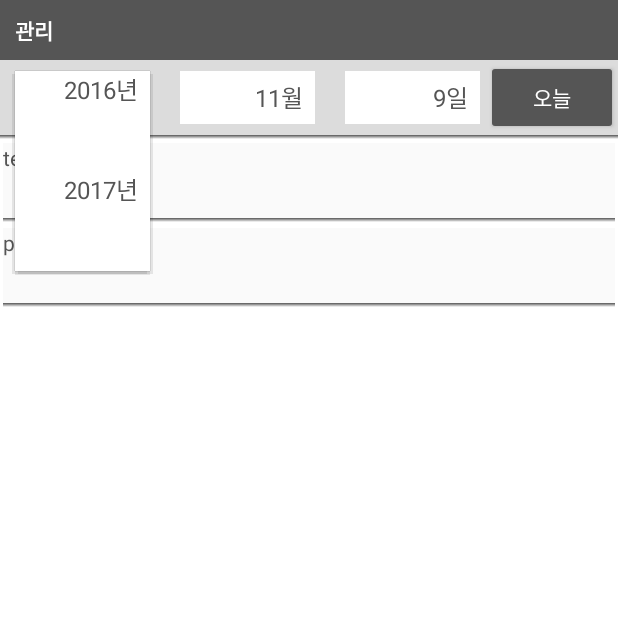
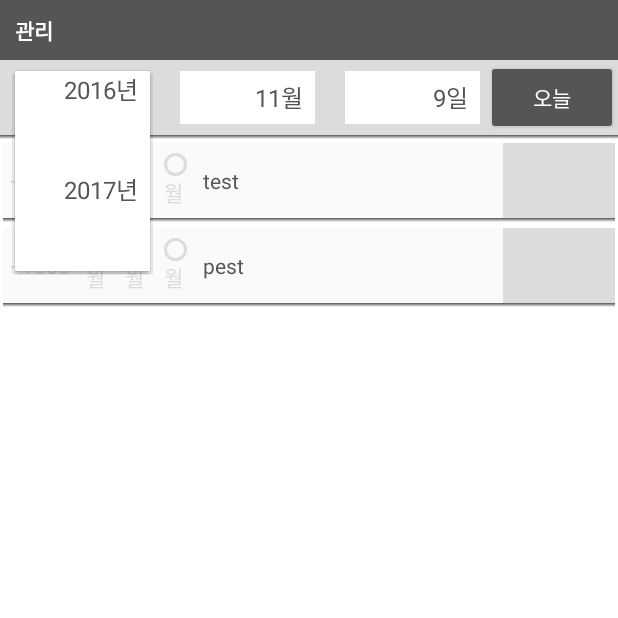
Before and after one commit to jaejunha/MobileApplication, an Android app: the screen it shows after launch (Manage), after a tap on an icon or button, on a phone screen of 412 x 824 dp, the top half of it. Run offline under Robolectric (Android 15) with nearby library versions, the phone set to English and light mode, and no system bars.

Commit message:
design list view

```diff
--- a/Checker/app/src/main/java/dreamline91/naver/com/checker/manage/Manage.java
+++ b/Checker/app/src/main/java/dreamline91/naver/com/checker/manage/Manage.java
@@ -5,6 +5,7 @@ import android.os.Bundle;
 import android.support.v7.app.AppCompatActivity;
 import android.view.Gravity;
 import android.view.LayoutInflater;
+import android.view.MotionEvent;
 import android.view.View;
 import android.view.ViewGroup;
 import android.widget.AdapterView;
@@ -14,6 +15,7 @@ import android.widget.Button;
 import android.widget.ListView;
 import android.widget.Spinner;
 import android.widget.TextView;
+import android.widget.Toast;
 
 import java.lang.reflect.Field;
 import java.util.ArrayList;
@@ -25,10 +27,10 @@ import dreamline91.naver.com.checker.R;
  * Created by dream on 2017-11-05.
  */
 
-public class Manage extends AppCompatActivity implements View.OnClickListener{
+public class Manage extends AppCompatActivity implements View.OnClickListener, View.OnTouchListener{
 
     private Context context;
-
+    private Toast toast;
     private Spinner[] spinnerDate;
     private SpinnerAdapter spinnerAdapter;
     private Button buttonToday;
@@ -73,6 +75,8 @@ public class Manage extends AppCompatActivity implements View.OnClickListener{
     public void setListener(){
         buttonToday.setOnClickListener(this);
         listManage.setAdapter(adapter);
+        for(int i=0;i<3;i++)
+            spinnerDate[i].setOnTouchListener(this);
     }
 
     public void initSpinner() {
@@ -162,6 +166,38 @@ public class Manage extends AppCompatActivity implements View.OnClickListener{
         }
     }
 
+    @Override
+    public boolean onTouch(View view, MotionEvent motionEvent) {
+        String str="";
+        switch (view.getId()){
+            case R.id.spinnerYear:
+                str = "스크롤에서 해당 되는 년도를 선택해주세요";
+                if(toast == null)
+                    toast = Toast.makeText(context,str,Toast.LENGTH_SHORT);
+                else
+                    toast.setText(str);
+                toast.show();
+                break;
+            case R.id.spinnerMonth:
+                str = "스크롤에서 해당 되는 달을 선택해주세요";
+                if(toast == null)
+                    toast = Toast.makeText(context,str,Toast.LENGTH_SHORT);
+                else
+                    toast.setText(str);
+                toast.show();
+                break;
+            case R.id.spinnerDay:
+                str = "스크롤에서 해당 되는 날짜를 선택해주세요";
+                if(toast == null)
+                    toast = Toast.makeText(context,str,Toast.LENGTH_SHORT);
+                else
+                    toast.setText(str);
+                toast.show();
+                break;
+        }
+        return false;
+    }
+
     public class SpinnerAdapter extends ArrayAdapter<String> {
 
         public SpinnerAdapter(Context context, int resource, String string[]) {
--- /dev/null
+++ b/Checker/app/src/main/res/drawable/check_done.xml
@@ -0,0 +1,10 @@
+<?xml version="1.0" encoding="utf-8"?>
+<layer-list xmlns:android="http://schemas.android.com/apk/res/android">
+    <item>
+        <shape
+            android:shape="oval">
+            <stroke android:width="2dp"
+                android:color="@color/darkGray"></stroke>
+        </shape>
+    </item>
+</layer-list>
--- /dev/null
+++ b/Checker/app/src/main/res/drawable/check_no.xml
@@ -0,0 +1,10 @@
+<?xml version="1.0" encoding="utf-8"?>
+<layer-list xmlns:android="http://schemas.android.com/apk/res/android">
+    <item>
+        <shape
+            android:shape="oval">
+            <stroke android:width="2dp"
+                android:color="@color/gray"></stroke>
+        </shape>
+    </item>
+</layer-list>
--- a/Checker/app/src/main/res/layout/listview_manage.xml
+++ b/Checker/app/src/main/res/layout/listview_manage.xml
@@ -3,18 +3,91 @@
     android:orientation="vertical"
     android:layout_width="match_parent"
     android:layout_height="match_parent">
+
     <LinearLayout
+        android:layout_width="match_parent"
+        android:layout_height="50dp"
         android:layout_marginLeft="2dp"
         android:layout_marginRight="2dp"
-        android:layout_width="match_parent"
-        android:layout_height="50dp"
-        android:background="@color/lightGray">
+        android:background="@color/lightGray"
+        android:orientation="horizontal">
+
         <TextView
+            android:layout_width="50dp"
+            android:layout_height="wrap_content"
+            android:textColor="@color/gray"
+            android:gravity="center"
+            android:layout_gravity="center_vertical"
+            android:text="+1000"/>
+        <LinearLayout
+            android:layout_marginLeft="5dp"
+            android:layout_marginRight="5dp"
+            android:layout_width="wrap_content"
+            android:layout_height="wrap_content"
+            android:layout_gravity="center_vertical"
+            android:orientation="vertical">
+            <View
+                android:layout_width="15dp"
+                android:layout_height="15dp"
+                android:background="@drawable/check_no" />
+            <TextView
+                android:layout_width="wrap_content"
+                android:layout_height="wrap_content"
+                android:textColor="@color/gray"
+                android:text="월"/>
+        </LinearLayout>
+        <LinearLayout
+            android:layout_marginLeft="5dp"
+            android:layout_marginRight="5dp"
+            android:layout_width="wrap_content"
+            android:layout_height="wrap_content"
+            android:layout_gravity="center_vertical"
+            android:orientation="vertical">
+            <View
+                android:layout_width="15dp"
+                android:layout_height="15dp"
+                android:background="@drawable/check_no" />
+            <TextView
+                android:layout_width="wrap_content"
+                android:layout_height="wrap_content"
+                android:textColor="@color/gray"
+                android:text="월"/>
+        </LinearLayout>
+        <LinearLayout
+            android:layout_marginLeft="5dp"
+            android:layout_marginRight="5dp"
+            android:layout_width="wrap_content"
+            android:layout_height="wrap_content"
+            android:layout_gravity="center_vertical"
+            android:orientation="vertical">
+            <View
+                android:layout_width="15dp"
+                android:layout_height="15dp"
+                android:background="@drawable/check_no" />
+            <TextView
+                android:layout_width="wrap_content"
+                android:layout_height="wrap_content"
+                android:textColor="@color/gray"
+                android:text="월"/>
+        </LinearLayout>
+        <TextView
+            android:layout_marginLeft="5dp"
             android:id="@+id/textView"
+            android:layout_width="200dp"
+            android:layout_height="wrap_content"
             android:textColor="@color/darkGray"
-            android:layout_width="wrap_content"
-            android:layout_height="wrap_content" />
+            android:layout_gravity="center_vertical" />
+        <RelativeLayout
+            android:layout_width="match_parent"
+            android:layout_height="match_parent">
+        <View
+            android:layout_width="80dp"
+            android:layout_height="50dp"
+            android:layout_alignParentRight="true"
+            android:background="@color/gray"></View>
+        </RelativeLayout>
     </LinearLayout>
+
     <View
         android:layout_marginLeft="2dp"
         android:layout_marginRight="2dp"
```
